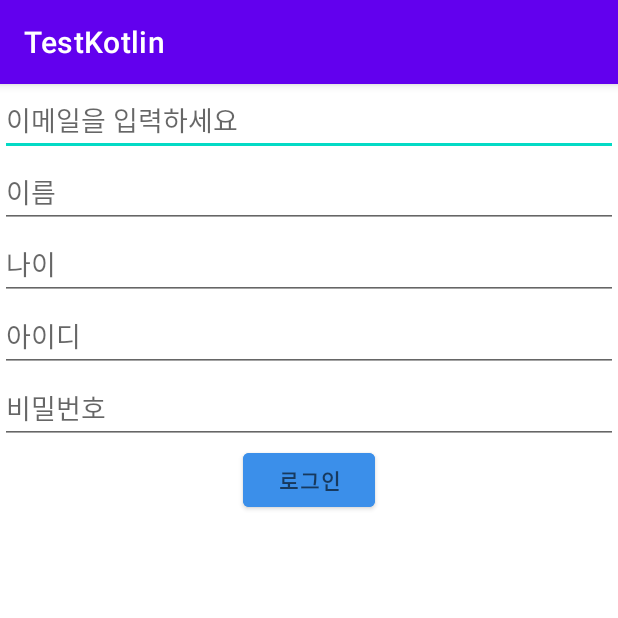
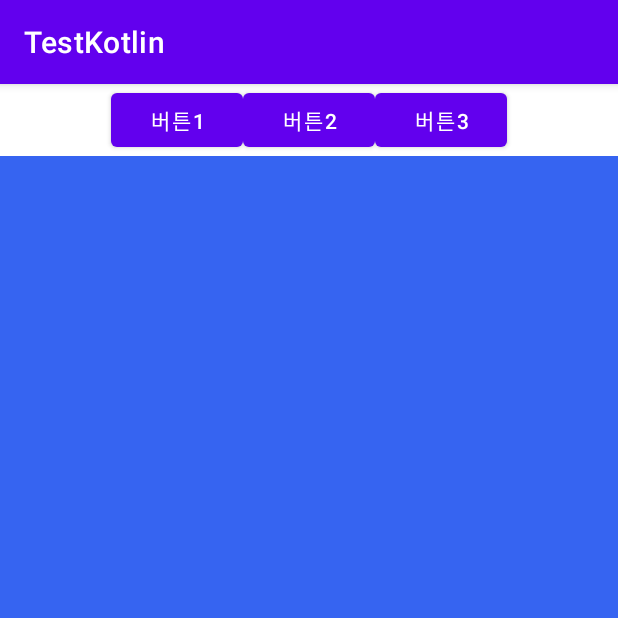
Before and after one commit to Gros19/android, an Android app: the screen it shows after launch (MainActivity before the commit, AddTextChangedListenerExActivity after it), on a phone screen of 412 x 824 dp, the top half of it. Run offline under Robolectric (Android 15) with nearby library versions, the phone set to English and light mode, and no system bars.

Commit message:
ImageView 버튼에 따라 visible, invisible 상태 변경

```diff
--- a/app/build.gradle
+++ b/app/build.gradle
@@ -1,6 +1,7 @@
 plugins {
     id 'com.android.application'
     id 'org.jetbrains.kotlin.android'
+    id'kotlin-parcelize'
 }
 
 android {
--- /dev/null
+++ b/app/src/main/res/drawable/costum_button_selecter_line.xml
@@ -0,0 +1,5 @@
+<?xml version="1.0" encoding="utf-8"?>
+<shape xmlns:android="http://schemas.android.com/apk/res/android" android:shape="line">
+  <stroke android:width="60dp" android:color="#1D5AB6"/>
+
+</shape>
--- /dev/null
+++ b/app/src/main/res/drawable/typescript_resize.xml
@@ -0,0 +1,7 @@
+<?xml version="1.0" encoding="utf-8"?>
+<layer-list xmlns:android="http://schemas.android.com/apk/res/android">
+    <item
+        android:drawable="@drawable/typescript"
+        android:width="100dp"
+        android:height="100dp"/>
+</layer-list>
--- /dev/null
+++ b/app/src/main/res/layout/activity_add_text_changed_listener_ex.xml
@@ -0,0 +1,159 @@
+<?xml version="1.0" encoding="utf-8"?>
+<LinearLayout xmlns:android="http://schemas.android.com/apk/res/android"
+    xmlns:app="http://schemas.android.com/apk/res-auto"
+    xmlns:tools="http://schemas.android.com/tools"
+    android:layout_width="match_parent"
+    android:layout_height="match_parent"
+    android:orientation="vertical"
+    tools:context=".AddTextChangedListenerExActivity">
+    <LinearLayout
+        android:layout_width="match_parent"
+        android:layout_height="wrap_content"
+        android:orientation="horizontal"
+        android:gravity="center">
+        <Button
+            android:onClick="Click"
+            android:layout_width="wrap_content"
+            android:layout_height="wrap_content"
+            android:text="버튼1"
+            android:id="@+id/btn_1"/>
+
+        <Button
+            android:onClick="Click"
+            android:layout_width="wrap_content"
+            android:layout_height="wrap_content"
+            android:text="버튼2"
+            android:id="@+id/btn_2"/>
+
+        <Button
+            android:onClick="Click"
+            android:layout_width="wrap_content"
+            android:layout_height="wrap_content"
+            android:text="버튼3"
+            android:id="@+id/btn_3"/>
+
+
+    </LinearLayout>
+    <!--FrameLayout은 이미지를 중첩시킬 수 있다.
+    LinearLayout은 이미지가 겹치지 않는다.
+    여러장의 이미지가 있으면 뭉개진다.-->
+    <FrameLayout
+        android:layout_width="match_parent"
+        android:layout_height="match_parent">
+        <ImageView
+            android:layout_width="match_parent"
+            android:layout_height="match_parent"
+            android:id="@+id/iv_1"
+            android:background="@color/black"/>
+
+        <ImageView
+            android:layout_width="match_parent"
+            android:layout_height="match_parent"
+            android:id="@+id/iv_2"
+            android:background="@color/purple_500"/>
+
+        <ImageView
+            android:layout_width="match_parent"
+            android:layout_height="match_parent"
+            android:id="@+id/iv_3"
+            android:background="@color/gros"/>
+    </FrameLayout>
+
+
+<!--    &lt;!&ndash;커서 깜박임 중지&ndash;&gt;-->
+<!--    <EditText-->
+<!--        android:layout_width="match_parent"-->
+<!--        android:layout_height="wrap_content"-->
+<!--        android:id="@+id/et"-->
+<!--        android:maxLength="10"-->
+<!--        android:cursorVisible="false"-->
+<!--        android:textColor="#00ff00"-->
+<!--        android:maxHeight="200dp"-->
+<!--        android:textCursorDrawable="@null"-->
+<!--        android:background="#4B6E8C"/>-->
+
+<!--    &lt;!&ndash;줄 없애기&ndash;&gt;-->
+<!--    <EditText-->
+<!--        android:layout_width="match_parent"-->
+<!--        android:layout_height="wrap_content"-->
+<!--        android:id="@+id/et1"-->
+<!--        android:maxLength="10"-->
+<!--        android:background="@null" />-->
+
+<!--    <EditText-->
+<!--        android:layout_width="match_parent"-->
+<!--        android:layout_height="wrap_content"-->
+<!--        android:id="@+id/et2"-->
+<!--        android:maxLength="10"-->
+<!--        android:cursorVisible="false"-->
+<!--        android:background="#772E2E"/>-->
+
+<!--    &lt;!&ndash;메모장처럼&ndash;&gt;-->
+<!--    <EditText-->
+<!--        android:layout_width="match_parent"-->
+<!--        android:layout_height="wrap_content"-->
+<!--        android:id="@+id/et3"-->
+<!--        android:textColor="#00fff0"-->
+<!--        android:maxHeight="200dp"-->
+<!--        android:textCursorDrawable="@null"/>-->
+
+<!--    &lt;!&ndash;커서, 하이라이트 색 변경&ndash;&gt;-->
+<!--    <EditText-->
+<!--        android:layout_width="match_parent"-->
+<!--        android:layout_height="wrap_content"-->
+<!--        android:textColorHighlight="#D82811"-->
+<!--        android:textCursorDrawable="@color/purple_700"/>-->
+
+<!--    &lt;!&ndash;이미지 뷰 색 채우기&ndash;&gt;-->
+<!--    <ImageView-->
+<!--        android:layout_width="match_parent"-->
+<!--        android:layout_height="100dp"-->
+<!--        android:src="#FFA"/>-->
+
+    <!--이미지 뷰 사진넣기(@null 가능)-->
+
+<!--    <ImageView-->
+<!--        android:layout_width="match_parent"-->
+<!--        android:layout_height="266dp"-->
+<!--        android:scaleType="fitCenter"-->
+<!--        android:src="@drawable/typescript_resize" />-->
+
+    <!--상하회전-->
+<!--    <ImageView-->
+<!--        android:id="@+id/iv_basic"-->
+<!--        android:layout_width="329dp"-->
+<!--        android:layout_height="wrap_content"-->
+<!--        android:scaleType="matrix"-->
+<!--        android:rotation="90"-->
+<!--        android:src="@drawable/typescript_resize"/>-->
+
+    <!--좌우 회전-->
+<!--    <ImageView-->
+<!--        android:id="@+id/iv_basic"-->
+<!--        android:layout_width="329dp"-->
+<!--        android:layout_height="wrap_content"-->
+<!--        android:scaleType="matrix"-->
+<!--        android:rotation="90"-->
+<!--        android:scaleY="-1"-->
+<!--        android:src="@drawable/typescript_resize"/>-->
+
+<!--    투명도 -->
+<!--    <ImageView-->
+<!--        android:id="@+id/iv_basic"-->
+<!--        android:layout_width="wrap_content"-->
+<!--        android:layout_height="wrap_content"-->
+<!--        android:src="@drawable/typescript_resize"-->
+<!--        android:scaleType="matrix"-->
+<!--        android:alpha="0.1"-->
+<!--        />-->
+
+<!--    <ImageView-->
+<!--        android:id="@+id/iv_basic"-->
+<!--        android:layout_width="100dp"-->
+<!--        android:layout_height="100dp"-->
+<!--        android:src="@drawable/typescript_resize"-->
+<!--        android:onClick="LoadImage"-->
+<!--        />-->
+
+
+</LinearLayout>
```
Also changed, not shown: app/src/main/AndroidManifest.xml (+17 -9 lines), app/src/main/java/com/example/testkotlin/AddTextChangedListenerExActivity.kt (added, +97 -0 lines), app/src/main/java/com/example/testkotlin/MainActivity.kt (+17 -2 lines), app/src/main/res/drawable-v24/typescript.png (added).
